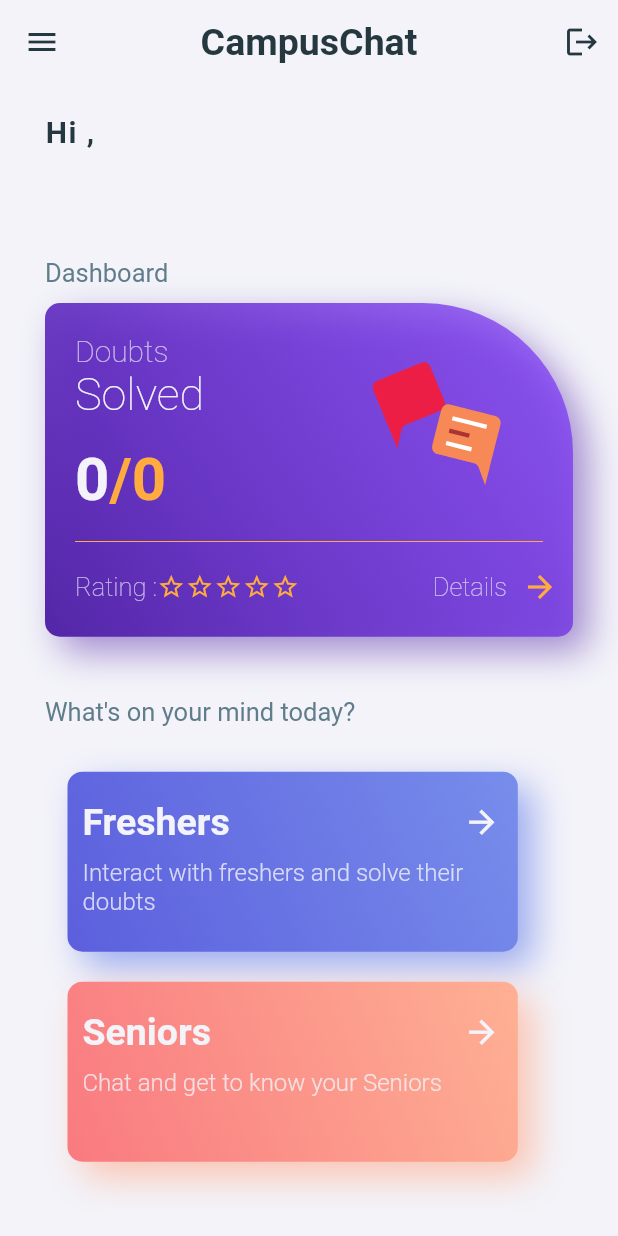
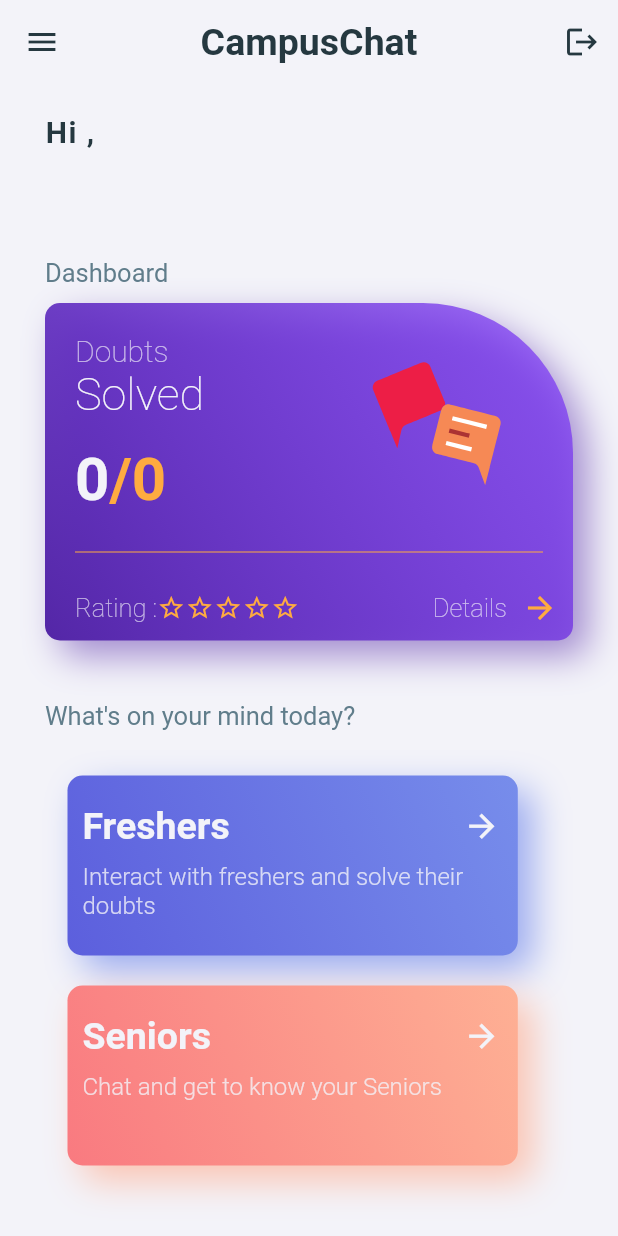
Before and after one commit to vedantkulkarni/CampusChat, a Flutter app: the screen it shows once a user with an empty profile is signed in, on a phone screen of 412 x 824 dp. Run offline on Flutter 3.47's test engine with Material 2 defaults, Android fonts, the phone set to English and light mode, and no system bars; our stand-ins replace cloud_firestore, firebase_auth, firebase_core, flutter_riverpod, flutter_staggered_animations, lottie and 1 more; accounts and stored records are empty.

Commit message:
Day7 initial commit

```diff
--- a/lib/screens/chat_main.dart
+++ b/lib/screens/chat_main.dart
@@ -305,7 +305,7 @@
                   height: 10,
                 ),
                 Container(
-                    height: MediaQuery.of(context).size.height * 0.27,
+                    height: 225,
                     width: double.maxFinite,
                     decoration: BoxDecoration(
                         gradient: LinearGradient(
@@ -321,6 +321,10 @@
                             topLeft: Radius.circular(10),
                             bottomLeft: Radius.circular(10),
                             bottomRight: Radius.circular(10))),
+                    child: Column(
+                      mainAxisAlignment: MainAxisAlignment.spaceBetween,
+                      children: [
+                        Container(
                           child: Column(
                             children: [
                               Container(
@@ -387,6 +391,9 @@
                                   ],
                                 ),
                               ),
+                            ],
+                          ),
+                        ),
                         const Divider(
                           indent: 20,
                           endIndent: 20,
@@ -435,7 +442,8 @@
                               ),
                               GestureDetector(
                                 onTap: () {
-                                  Navigator.push(context, PageTransition(Details()));
+                                  Navigator.push(
+                                      context, PageTransition(Details()));
                                 },
                                 child: Row(
                                   children: [
```
Lines whose indentation alone changed are shown as unchanged.
